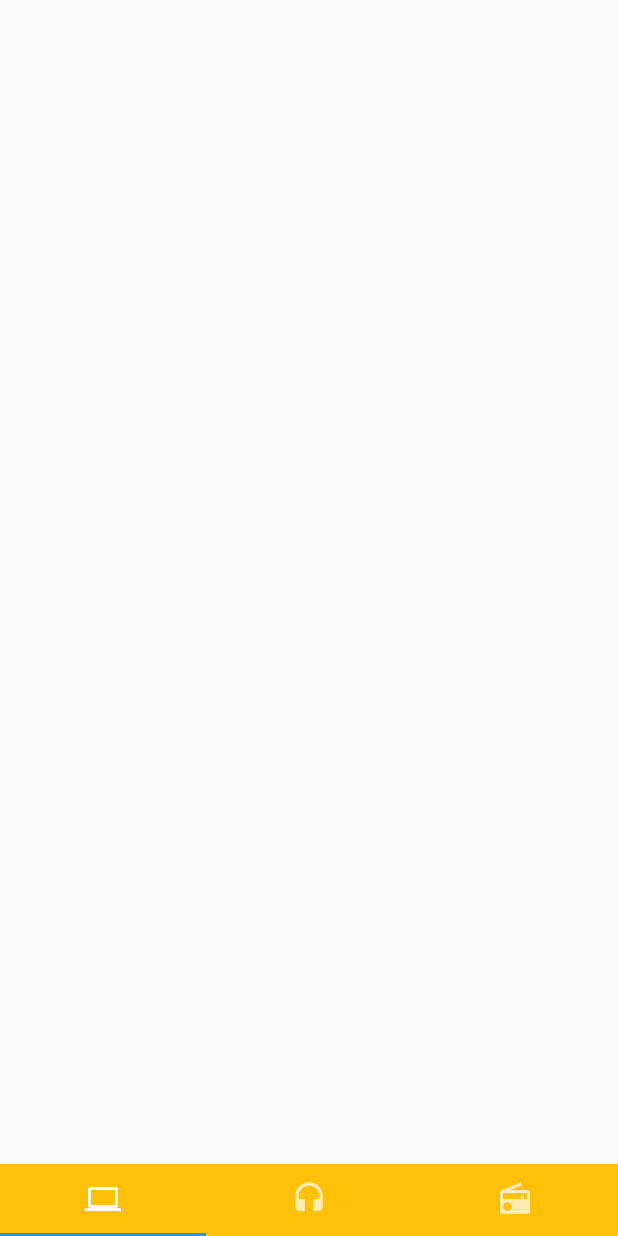
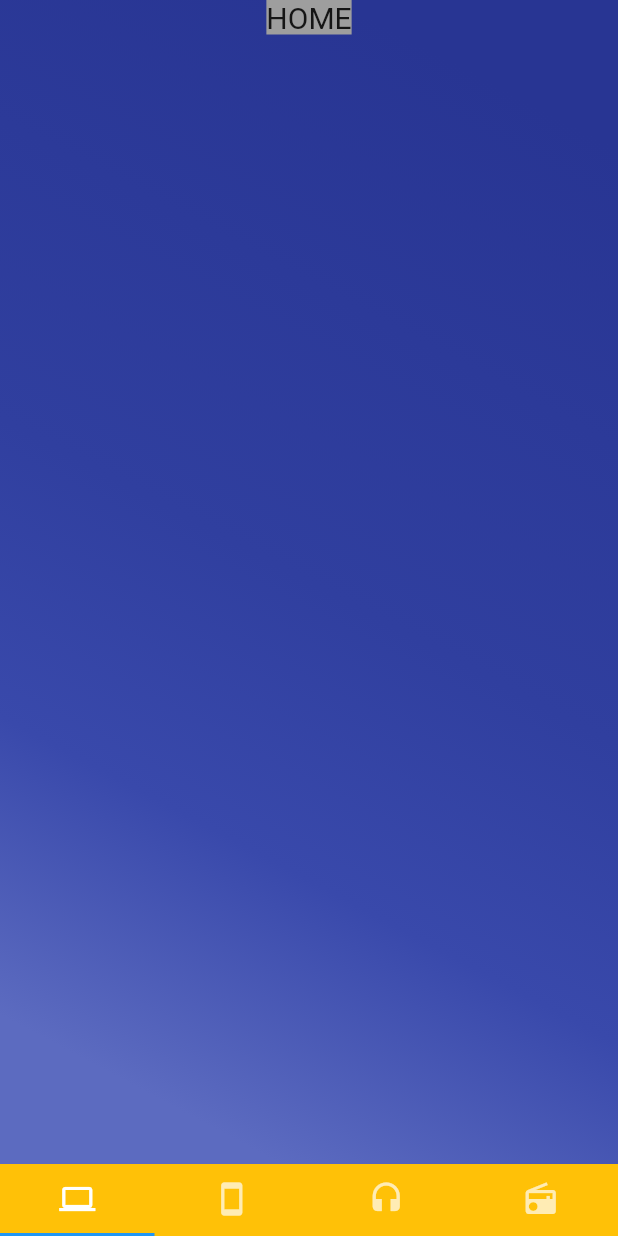
Before and after one commit to heysaladin/maxfit, a Flutter app: the screen it shows after launch, on a phone screen of 412 x 824 dp. Run offline on Flutter 3.47's test engine with Material 2 defaults, Android fonts, the phone set to English and light mode, and no system bars.

Commit message:
pager content

```diff
--- a/lib/hal_komputer.dart
+++ b/lib/hal_komputer.dart
@@ -4,11 +4,33 @@ class Komputer extends StatelessWidget {
   @override
   Widget build(BuildContext context) {
     return new Container(
+      // Add box decoration
+              decoration: BoxDecoration(
+                // Box decoration takes a gradient
+                gradient: LinearGradient(
+                  // Where the linear gradient begins and ends
+                  begin: Alignment.topRight,
+                  end: Alignment.bottomLeft,
+                  // Add one stop for each color. Stops should increase from 0 to 1
+                  stops: [0.1, 0.5, 0.7, 0.9],
+                  colors: [
+                    // Colors are easy thanks to Flutter's Colors class.
+                    Colors.indigo[800],
+                    Colors.indigo[700],
+                    Colors.indigo[600],
+                    Colors.indigo[400],
+                  ],
+                ),
+              ),
       child: new Center(
         child: new Column(
           children: <Widget>[
             new Container(
               color: Colors.grey,
+              child: new Text(
+              "HOME",
+              style: TextStyle(fontSize: 20.0),
+            ),
             )
           ],
         ),
--- a/lib/main.dart
+++ b/lib/main.dart
@@ -95,9 +95,10 @@ class _HomeState extends State<Home> with SingleTickerProviderStateMixin {
         controller: controller,
         children: <Widget>[
           new komputer.Komputer(),
+          new hp.Smartphone(),
           new headset.Headset(),
+          //data: new List<String>.generate(300, (i)=>"Ini data ke ${i+1}"),
           new radio.Radio(),
-          // new hp.Smartphone(),
         ],
       ),
       bottomNavigationBar: new Material(
@@ -109,14 +110,14 @@ class _HomeState extends State<Home> with SingleTickerProviderStateMixin {
               icon: new Icon(Icons.computer),
             ),
             new Tab(
+              icon: new Icon(Icons.smartphone),
+            ),
+            new Tab(
               icon: new Icon(Icons.headset),
             ),
             new Tab(
               icon: new Icon(Icons.radio),
             ),
-            // new Tab(
-            //   icon: new Icon(Icons.smartphone),
-            // ),
           ],
         ),
       ),
--- a/pubspec.yaml
+++ b/pubspec.yaml
@@ -15,6 +15,7 @@ environment:
 dependencies:
   flutter:
     sdk: flutter
+  http: ^0.12.0+1
 
   # The following adds the Cupertino Icons font to your application.
   # Use with the CupertinoIcons class for iOS style icons.
```
Also changed, not shown: lib/hal_headset.dart (+57 -10 lines), lib/hal_radio.dart (+43 -5 lines).
